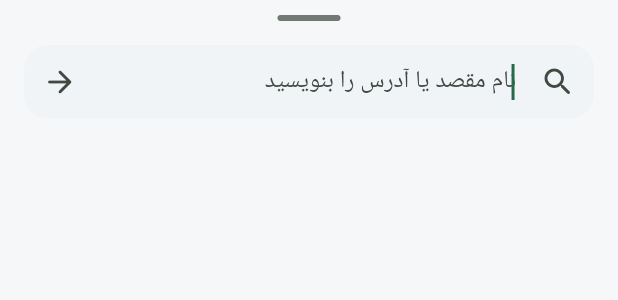
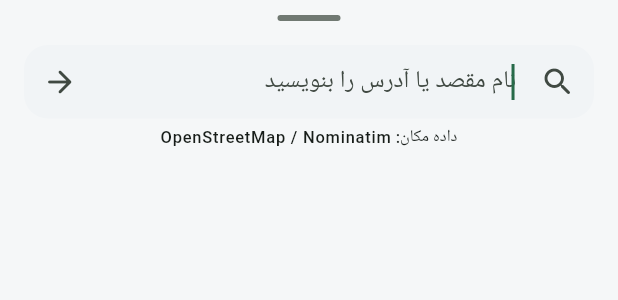
Before and after one commit to sahandse/masir, a Flutter app: the SearchSheet widget shown alone on an empty page, opened directly with empty values, on a phone screen of 412 x 824 dp. Shown: the top 300 px of the screen. Run offline on Flutter 3.47's test engine with Material 3 defaults, Android fonts, the phone set to English and light mode, and no system bars; our stand-ins replace dio, flutter_map, flutter_tts, geolocator, latlong2, shared_preferences; accounts and stored records are empty.

Commit message:
feat(search): add live debounced Persian place search

```diff
--- a/lib/features/search/presentation/search_sheet.dart
+++ b/lib/features/search/presentation/search_sheet.dart
@@ -1,3 +1,5 @@
+import 'dart:async';
+
 import 'package:flutter/material.dart';
 import 'package:masir/features/search/data/nominatim_service.dart';
 import 'package:masir/features/search/models/place_result.dart';
@@ -16,22 +18,55 @@ class _SearchSheetState extends State<SearchSheet> {
   List<PlaceResult> _items = const [];
   bool _loading = false;
   String? _error;
+  Timer? _debounce;
+  int _requestId = 0;
 
-  Future<void> _submit() async {
-    FocusScope.of(context).unfocus();
+  @override
+  void dispose() {
+    _debounce?.cancel();
+    _controller.dispose();
+    super.dispose();
+  }
+
+  void _onChanged(String value) {
+    _debounce?.cancel();
+    final query = value.trim();
+    if (query.length < 2) {
+      setState(() {
+        _items = const [];
+        _error = null;
+        _loading = false;
+      });
+      return;
+    }
+
+    _debounce = Timer(const Duration(milliseconds: 700), () {
+      _submit(unfocus: false);
+    });
+  }
+
+  Future<void> _submit({bool unfocus = true}) async {
+    final query = _controller.text.trim();
+    if (query.length < 2) return;
+    if (unfocus) FocusScope.of(context).unfocus();
+
+    final currentRequest = ++_requestId;
     setState(() {
       _loading = true;
       _error = null;
     });
+
     try {
-      final results = await _service.search(_controller.text);
-      if (!mounted) return;
+      final results = await _service.search(query);
+      if (!mounted || currentRequest != _requestId) return;
       setState(() => _items = results);
     } catch (_) {
-      if (!mounted) return;
+      if (!mounted || currentRequest != _requestId) return;
       setState(() => _error = 'جستجو انجام نشد. اتصال اینترنت را بررسی کنید.');
     } finally {
-      if (mounted) setState(() => _loading = false);
+      if (mounted && currentRequest == _requestId) {
+        setState(() => _loading = false);
+      }
     }
   }
 
@@ -48,22 +83,49 @@ class _SearchSheetState extends State<SearchSheet> {
         child: Column(
           mainAxisSize: MainAxisSize.min,
           children: [
-            Container(width: 42, height: 4, decoration: BoxDecoration(color: Theme.of(context).dividerColor, borderRadius: BorderRadius.circular(10))),
+            Container(
+              width: 42,
+              height: 4,
+              decoration: BoxDecoration(
+                color: Theme.of(context).dividerColor,
+                borderRadius: BorderRadius.circular(10),
+              ),
+            ),
             const SizedBox(height: 16),
             TextField(
               controller: _controller,
               autofocus: true,
               textInputAction: TextInputAction.search,
+              onChanged: _onChanged,
               onSubmitted: (_) => _submit(),
               decoration: InputDecoration(
                 hintText: 'نام مقصد یا آدرس را بنویسید',
                 prefixIcon: const Icon(Icons.search_rounded),
-                suffixIcon: IconButton(onPressed: _submit, icon: const Icon(Icons.arrow_back_rounded)),
+                suffixIcon: _loading
+                    ? const Padding(
+                        padding: EdgeInsets.all(14),
+                        child: SizedBox(
+                          width: 20,
+                          height: 20,
+                          child: CircularProgressIndicator(strokeWidth: 2),
+                        ),
+                      )
+                    : IconButton(
+                        onPressed: () => _submit(),
+                        icon: const Icon(Icons.arrow_back_rounded),
                       ),
               ),
-            if (_loading) const Padding(padding: EdgeInsets.all(22), child: CircularProgressIndicator()),
-            if (_error != null) Padding(padding: const EdgeInsets.all(20), child: Text(_error!)),
-            if (!_loading)
+            ),
+            if (_error != null)
+              Padding(
+                padding: const EdgeInsets.all(20),
+                child: Text(_error!),
+              ),
+            if (!_loading && _items.isEmpty && _controller.text.trim().length >= 2 && _error == null)
+              const Padding(
+                padding: EdgeInsets.all(20),
+                child: Text('اگر نتیجه‌ای نیست، نام محله یا شهر را هم بنویسید.'),
+              ),
             Flexible(
               child: ListView.separated(
                 shrinkWrap: true,
@@ -83,6 +145,11 @@ class _SearchSheetState extends State<SearchSheet> {
                 },
               ),
             ),
+            const SizedBox(height: 4),
+            Text(
+              'داده مکان: OpenStreetMap / Nominatim',
+              style: Theme.of(context).textTheme.labelSmall,
+            ),
           ],
         ),
       ),
```
Lines whose indentation alone changed are shown as unchanged.
